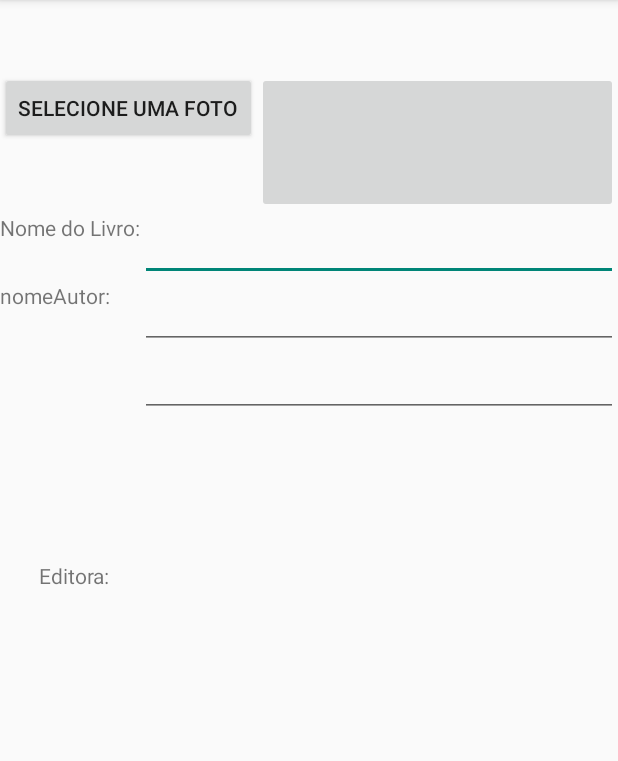
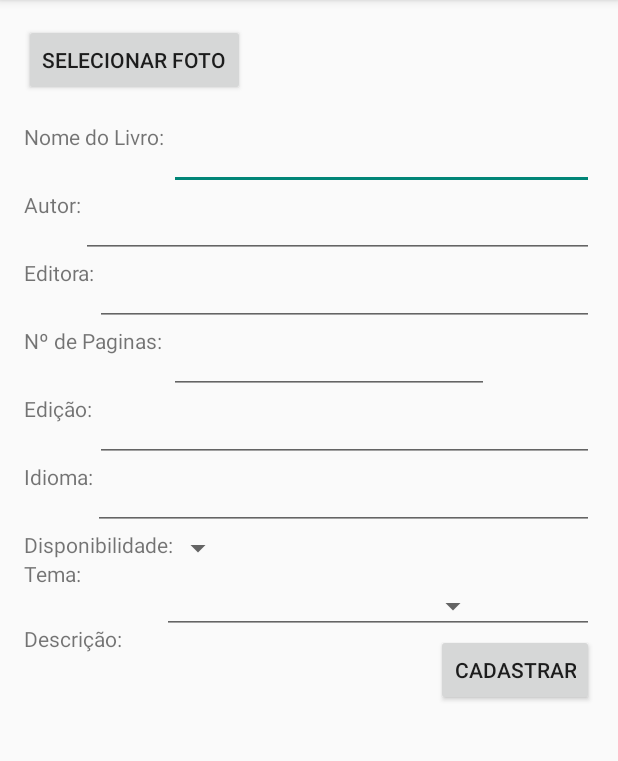
Before and after one commit to gleydsonageu/SharePages, an Android app: the layout activity_cadastro_livro.xml on its own in the app's theme, with its tools: preview values and no code run, on a phone screen of 412 x 824 dp, the part 84-845 px from its top. Run offline under Robolectric (Android 15) with nearby library versions, the phone set to English and light mode, and no system bars.

Commit message:
Tela de cadastro de livro. A outra foi criada errada.

```diff
--- a/app/src/main/AndroidManifest.xml
+++ b/app/src/main/AndroidManifest.xml
@@ -3,7 +3,6 @@
     package="br.com.projetoapp.sharepages">
 
     <application
-
         android:allowBackup="true"
         android:icon="@mipmap/ic_launcher"
         android:label="@string/app_name"
@@ -13,15 +12,16 @@
             android:label="@string/app_name">
             <intent-filter>
                 <action android:name="android.intent.action.MAIN" />
+
                 <category android:name="android.intent.category.LAUNCHER" />
             </intent-filter>
         </activity>
-        <activity
-            android:name=".gui.CadastroUsuario"/>
-            <!--android:label="@string/title_activity_cadastro_usuario"/>-->
-        <activity
-            android:name=".gui.MenuPrincipal"/>
-            <!--android:label="@string/title_activity_menu_principal"/>-->
+        <activity android:name=".gui.CadastroUsuario" />
+        <!-- android:label="@string/title_activity_cadastro_usuario"/> -->
+        <activity android:name=".gui.MenuPrincipal" />
+        <!-- android:label="@string/title_activity_menu_principal"/> -->
 
+        <activity android:name=".gui.CadastroLivro"></activity>
     </application>
+
 </manifest>
--- a/app/src/main/java/br/com/projetoapp/sharepages/gui/CadastroLivro.java
+++ b/app/src/main/java/br/com/projetoapp/sharepages/gui/CadastroLivro.java
@@ -1,7 +1,15 @@
 package br.com.projetoapp.sharepages.gui;
 
+import android.app.Activity;
+import android.os.Bundle;
 
-import android.app.Activity;
+import br.com.projetoapp.sharepages.R;
 
 public class CadastroLivro extends Activity {
+
+    @Override
+    protected void onCreate(Bundle savedInstanceState) {
+        super.onCreate(savedInstanceState);
+        setContentView(R.layout.activity_cadastro_livro);
+    }
 }
--- a/app/src/main/res/layout/activity_cadastro_livro.xml
+++ b/app/src/main/res/layout/activity_cadastro_livro.xml
@@ -1,35 +1,31 @@
 <?xml version="1.0" encoding="utf-8"?>
 <RelativeLayout xmlns:android="http://schemas.android.com/apk/res/android"
-    android:orientation="vertical" android:layout_width="match_parent"
-    android:layout_height="match_parent">
-
-    <RelativeLayout
+    xmlns:tools="http://schemas.android.com/tools"
     android:layout_width="match_parent"
     android:layout_height="match_parent"
-        android:layout_gravity="right"
-        android:layout_alignParentLeft="true"
-        android:layout_marginLeft="0dp"
+    android:paddingBottom="@dimen/activity_vertical_margin"
+    android:paddingLeft="@dimen/activity_horizontal_margin"
+    android:paddingRight="@dimen/activity_horizontal_margin"
+    android:paddingTop="@dimen/activity_vertical_margin"
+    tools:context="br.com.projetoapp.sharepages.gui.CadastroLivro">
+
+    <TextView
+        android:layout_width="wrap_content"
+        android:layout_height="wrap_content"
+        android:text="Nome do Livro: "
+        android:id="@+id/nomeLivro"
+        android:layout_marginTop="65dp"
         android:layout_alignParentTop="true"
-        android:layout_marginTop="0dp">
+        android:layout_alignParentStart="true" />
 
     <Button
         android:layout_width="wrap_content"
         android:layout_height="wrap_content"
-            android:text="Selecione uma Foto"
-            android:id="@+id/selecionaFoto"
-            android:layout_marginTop="48dp"
-            android:onClick="selecionaFoto"
+        android:text="Selecionar Foto"
+        android:id="@+id/selecionarFoto"
         android:layout_alignParentTop="true"
-            android:layout_alignParentStart="true" />
-
-        <TextView
-            android:layout_width="wrap_content"
-            android:layout_height="wrap_content"
-            android:text="Nome do Livro:"
-            android:id="@+id/nomeLivro"
-            android:layout_marginTop="46dp"
-            android:layout_below="@+id/selecionaFoto"
-            android:layout_alignStart="@+id/selecionaFoto" />
+        android:layout_alignParentStart="true"
+        android:onClick="selecionarFoto"/>
 
     <EditText
         android:layout_width="wrap_content"
@@ -37,52 +33,148 @@
         android:id="@+id/campoNomeLivro"
         android:layout_alignTop="@+id/nomeLivro"
         android:layout_alignParentEnd="true"
-            android:layout_toEndOf="@+id/nomeLivro"
-            android:singleLine="false" />
-
-        <ImageButton
-            android:layout_width="wrap_content"
-            android:layout_height="wrap_content"
-            android:id="@+id/fotoLivro"
-            android:layout_alignTop="@+id/selecionaFoto"
-            android:layout_alignParentEnd="true"
-            android:layout_above="@+id/campoNomeLivro"
-            android:layout_toEndOf="@+id/selecionaFoto" />
+        android:layout_toEndOf="@+id/nomeLivro" />
 
     <TextView
         android:layout_width="wrap_content"
         android:layout_height="wrap_content"
-            android:text="nomeAutor: "
+        android:text="Autor:"
         android:id="@+id/autor"
         android:layout_below="@+id/campoNomeLivro"
-            android:layout_alignStart="@+id/nomeLivro" />
+        android:layout_alignParentStart="true" />
 
     <EditText
         android:layout_width="wrap_content"
         android:layout_height="wrap_content"
         android:id="@+id/campoAutor"
         android:layout_below="@+id/campoNomeLivro"
-            android:layout_alignParentEnd="true"
-            android:layout_alignStart="@+id/campoNomeLivro" />
+        android:layout_alignEnd="@+id/campoNomeLivro"
+        android:layout_toEndOf="@+id/autor" />
 
     <TextView
         android:layout_width="wrap_content"
         android:layout_height="wrap_content"
-            android:text="Editora: "
+        android:text="Editora:"
         android:id="@+id/editora"
-            android:layout_centerVertical="true"
-            android:layout_alignEnd="@+id/autor" />
+        android:layout_below="@+id/campoAutor"
+        android:layout_alignParentStart="true" />
 
     <EditText
         android:layout_width="wrap_content"
         android:layout_height="wrap_content"
         android:id="@+id/campoEditora"
         android:layout_below="@+id/campoAutor"
+        android:layout_alignEnd="@+id/campoNomeLivro"
+        android:layout_toEndOf="@+id/editora" />
+
+    <TextView
+        android:layout_width="wrap_content"
+        android:layout_height="wrap_content"
+        android:text="Nº de Paginas:"
+        android:id="@+id/nPaginas"
+        android:layout_below="@+id/campoEditora"
+        android:layout_alignParentStart="true" />
+
+    <EditText
+        android:layout_width="wrap_content"
+        android:layout_height="wrap_content"
+        android:inputType="number"
+        android:ems="10"
+        android:id="@+id/campoNdePaginas"
+        android:layout_alignTop="@+id/nPaginas"
+        android:layout_alignStart="@+id/campoNomeLivro" />
+
+    <TextView
+        android:layout_width="wrap_content"
+        android:layout_height="wrap_content"
+        android:text="Edição:"
+        android:id="@+id/edicao"
+        android:layout_below="@+id/campoNdePaginas"
+        android:layout_alignParentStart="true" />
+
+    <EditText
+        android:layout_width="wrap_content"
+        android:layout_height="wrap_content"
+        android:id="@+id/campoEdicao"
+        android:layout_below="@+id/campoNdePaginas"
+        android:layout_alignStart="@+id/campoEditora"
+        android:layout_alignEnd="@+id/campoNomeLivro" />
+
+    <TextView
+        android:layout_width="wrap_content"
+        android:layout_height="wrap_content"
+        android:text="Idioma:"
+        android:id="@+id/idioma"
+        android:layout_below="@+id/campoEdicao"
+        android:layout_alignParentStart="true" />
+
+    <EditText
+        android:layout_width="wrap_content"
+        android:layout_height="wrap_content"
+        android:id="@+id/editText"
+        android:layout_below="@+id/campoEdicao"
+        android:layout_alignEnd="@+id/campoNomeLivro"
+        android:layout_toEndOf="@+id/idioma" />
+
+    <TextView
+        android:layout_width="wrap_content"
+        android:layout_height="wrap_content"
+        android:text="Disponibilidade:"
+        android:id="@+id/disponibilidade"
+        android:layout_below="@+id/editText"
+        android:layout_alignParentStart="true" />
+
+    <TextView
+        android:layout_width="wrap_content"
+        android:layout_height="wrap_content"
+        android:text="Tema:"
+        android:id="@+id/tema"
+        android:layout_below="@+id/disponibilidade"
+        android:layout_alignParentStart="true" />
+
+    <Spinner
+        android:layout_width="wrap_content"
+        android:layout_height="wrap_content"
+        android:id="@+id/disponibilidadeSpinner"
+        android:layout_below="@+id/editText"
+        android:layout_toEndOf="@+id/nPaginas"
+        android:spinnerMode="dropdown" />
+
+    <Spinner
+        android:layout_width="wrap_content"
+        android:layout_height="wrap_content"
+        android:id="@+id/temaSpinner"
+        android:layout_below="@+id/tema"
+        android:layout_alignEnd="@+id/campoNdePaginas"
+        android:spinnerMode="dropdown" />
+
+    <TextView
+        android:layout_width="wrap_content"
+        android:layout_height="wrap_content"
+        android:text="Descrição:"
+        android:id="@+id/descricao"
+        android:layout_below="@+id/temaSpinner"
+        android:layout_alignParentStart="true" />
+
+    <EditText
+        android:layout_width="wrap_content"
+        android:layout_height="wrap_content"
+        android:id="@+id/campoDescricao"
+        android:layout_below="@+id/disponibilidadeSpinner"
         android:layout_alignParentEnd="true"
-            android:layout_alignStart="@+id/campoAutor" />
+        android:layout_alignStart="@+id/disponibilidadeSpinner" />
+
+    <Button
+        style="?android:attr/buttonStyleSmall"
+        android:layout_width="wrap_content"
+        android:layout_height="wrap_content"
+        android:text="Cadastrar"
+        android:id="@+id/cadastrarLivro"
+        android:onClick="cadastrarLivro"
+        android:layout_below="@+id/campoDescricao"
+        android:layout_alignEnd="@+id/campoNomeLivro" />
+
 
 
 
 </RelativeLayout>
-
-</RelativeLayout>
--- a/app/src/main/res/values/strings.xml
+++ b/app/src/main/res/values/strings.xml
@@ -22,5 +22,8 @@
 
     <string name="add">add</string>
     <string name="title_activity_menu_principal">MenuPrincipal</string>
+    <string name="title_activity_cadastro_livro">CadastroLivro</string>
+    <string name="hello_round">Hello Round World!</string>
+    <string name="hello_square">Hello Square World!</string>
 
 </resources>
```
Also changed, not shown: 1 other file. Lines whose indentation alone changed are shown as unchanged.
